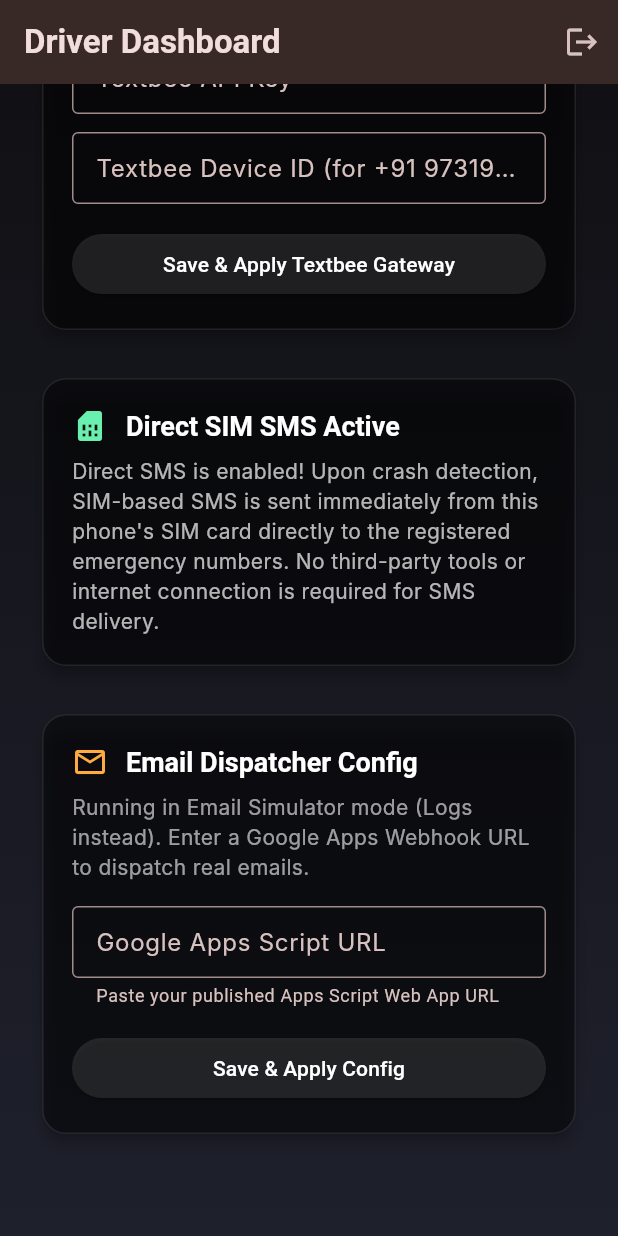
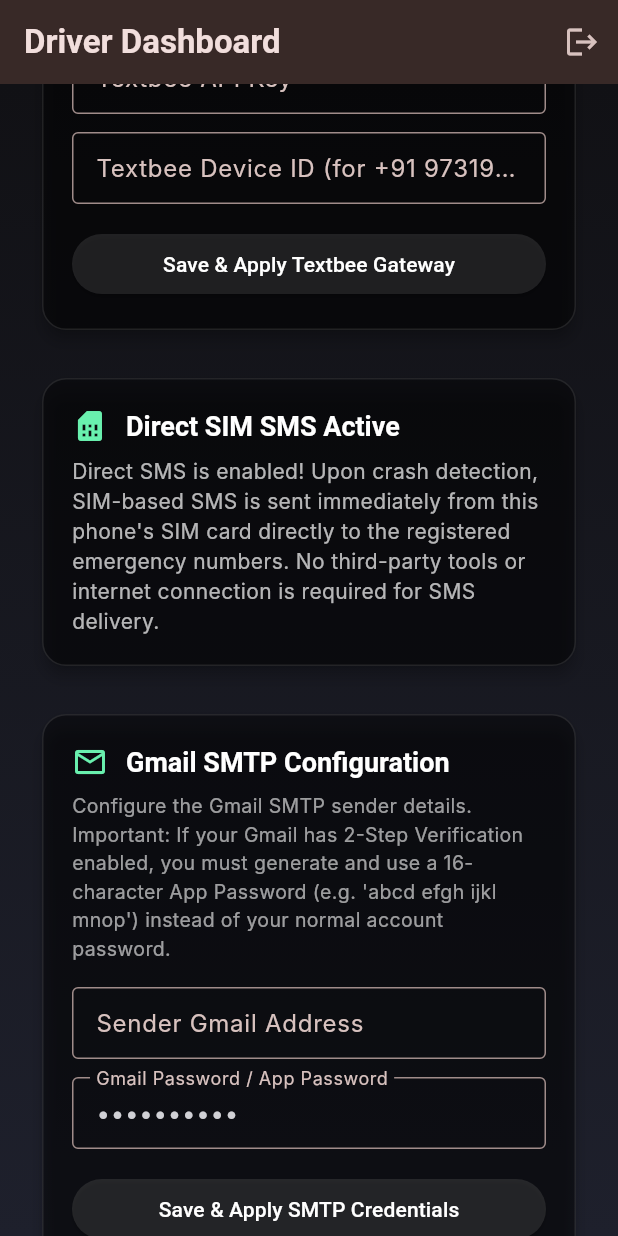
Before and after one commit to Prakyath1234/Accident-Guard, a Flutter app: the ControlPanel screen opened directly, scrolled down 500 dp, on a phone screen of 412 x 824 dp. Run offline on Flutter 3.47's test engine with Material 3 defaults, Android fonts, the phone set to English and light mode, and no system bars; our stand-ins replace cloud_firestore, firebase_auth, firebase_core, geolocator, sensors_plus, shared_preferences; missing offline and left inert: dart:js, flutter_ringtone_player, mailer, twilio_flutter; accounts and stored records are empty; Roboto replaces fonts that are missing (Inter, Outfit).

Commit message:
Make SMTP sender email and password/App Password fully configurable from Settings UI

```diff
--- a/lib/screens/control_panel.dart
+++ b/lib/screens/control_panel.dart
@@ -22,6 +22,8 @@ class _ControlPanelState extends State<ControlPanel> {
   final _emailUrlController = TextEditingController();
   final _textbeeApiKeyController = TextEditingController();
   final _textbeeDeviceIdController = TextEditingController();
+  final _smtpEmailController = TextEditingController();
+  final _smtpPasswordController = TextEditingController();
 
   bool _isTwilioConfigured = false;
   bool _isEmailConfigured = false;
@@ -40,16 +42,18 @@ class _ControlPanelState extends State<ControlPanel> {
     _emailUrlController.text = _dbService.getEmailDispatcherUrl() ?? '';
     _isEmailConfigured = _emailUrlController.text.trim().isNotEmpty;
     _updateTwilioConfig();
-    _loadTextbeeConfig();
+    _loadConfigs();
   }
 
-  void _loadTextbeeConfig() async {
+  void _loadConfigs() async {
     final prefs = await SharedPreferences.getInstance();
     setState(() {
       _textbeeApiKeyController.text = prefs.getString('textbee_api_key') ?? '';
       _textbeeDeviceIdController.text = prefs.getString('textbee_device_id') ?? '';
       _isTextbeeConfigured = _textbeeApiKeyController.text.trim().isNotEmpty &&
           _textbeeDeviceIdController.text.trim().isNotEmpty;
+      _smtpEmailController.text = prefs.getString('smtp_email') ?? 'accidentguard@gmail.com';
+      _smtpPasswordController.text = prefs.getString('smtp_password') ?? 'Shetty@123';
     });
   }
 
@@ -61,6 +65,8 @@ class _ControlPanelState extends State<ControlPanel> {
     _emailUrlController.dispose();
     _textbeeApiKeyController.dispose();
     _textbeeDeviceIdController.dispose();
+    _smtpEmailController.dispose();
+    _smtpPasswordController.dispose();
     super.dispose();
   }
 
@@ -77,13 +83,12 @@ class _ControlPanelState extends State<ControlPanel> {
     });
   }
 
-  void _updateEmailConfig() {
-    _dbService.saveEmailDispatcherUrl(_emailUrlController.text.trim());
-    setState(() {
-      _isEmailConfigured = _emailUrlController.text.trim().isNotEmpty;
-    });
+  void _updateSmtpConfig() async {
+    final prefs = await SharedPreferences.getInstance();
+    await prefs.setString('smtp_email', _smtpEmailController.text.trim());
+    await prefs.setString('smtp_password', _smtpPasswordController.text.trim());
     ScaffoldMessenger.of(context).showSnackBar(
-      const SnackBar(content: Text("Email Webhook URL applied!")),
+      const SnackBar(content: Text("SMTP Email Credentials applied successfully!")),
     );
   }
 
@@ -346,44 +351,52 @@ class _ControlPanelState extends State<ControlPanel> {
                       children: [
                         Row(
                           children: [
-                            Icon(
-                              _isEmailConfigured ? Icons.mark_email_read : Icons.mail_outline,
-                              color: _isEmailConfigured ? Colors.greenAccent : Colors.orangeAccent,
+                            const Icon(
+                              Icons.mail_outline,
+                              color: Colors.greenAccent,
                             ),
                             const SizedBox(width: 12),
                             Text(
-                              "Email Dispatcher Config",
+                              "Gmail SMTP Configuration",
                               style: theme.textTheme.titleLarge?.copyWith(fontSize: 18),
                             ),
                           ],
                         ),
                         const SizedBox(height: 8),
-                        Text(
-                          _isEmailConfigured
-                              ? "Gmail Fallback Alerts Active"
-                              : "Running in Email Simulator mode (Logs instead). Enter a Google Apps Webhook URL to dispatch real emails.",
-                          style: theme.textTheme.bodyMedium?.copyWith(
-                            color: _isEmailConfigured ? Colors.greenAccent.withOpacity(0.8) : Colors.white60,
+                        const Text(
+                          "Configure the Gmail SMTP sender details. Important: If your Gmail has 2-Step Verification enabled, you must generate and use a 16-character App Password (e.g. 'abcd efgh ijkl mnop') instead of your normal account password.",
+                          style: TextStyle(
+                            color: Colors.white60,
+                            fontSize: 13,
                           ),
                         ),
                         const SizedBox(height: 16),
                         TextField(
-                          controller: _emailUrlController,
+                          controller: _smtpEmailController,
                           decoration: const InputDecoration(
-                            labelText: "Google Apps Script URL",
-                            helperText: "Paste your published Apps Script Web App URL",
+                            labelText: "Sender Gmail Address",
+                            border: OutlineInputBorder(),
+                            isDense: true,
+                          ),
+                        ),
+                        const SizedBox(height: 12),
+                        TextField(
+                          controller: _smtpPasswordController,
+                          obscureText: true,
+                          decoration: const InputDecoration(
+                            labelText: "Gmail Password / App Password",
                             border: OutlineInputBorder(),
                             isDense: true,
                           ),
                         ),
                         const SizedBox(height: 16),
                         ElevatedButton(
-                          onPressed: _updateEmailConfig,
+                          onPressed: _updateSmtpConfig,
                           style: ElevatedButton.styleFrom(
                             backgroundColor: Colors.white10,
                             foregroundColor: Colors.white,
                           ),
-                          child: const Text("Save & Apply Config"),
+                          child: const Text("Save & Apply SMTP Credentials"),
                         ),
                       ],
                     ),
--- a/lib/services/alert_service.dart
+++ b/lib/services/alert_service.dart
@@ -218,8 +218,11 @@ class AlertService {
       print("AlertService: Cannot send SMTP Email. Invalid recipient: $recipientEmail");
       return false;
     }
-    final String username = 'accidentguard@gmail.com';
-    final String password = 'Shetty@123';
+
+    // Load credentials dynamically
+    final prefs = await SharedPreferences.getInstance();
+    final String username = prefs.getString('smtp_email') ?? 'accidentguard@gmail.com';
+    final String password = prefs.getString('smtp_password') ?? 'Shetty@123';
 
     final smtpServer = gmail(username, password);
 
@@ -232,10 +235,10 @@ class AlertService {
 
     try {
       final sendReport = await send(message, smtpServer);
-      print('AlertService: SMTP Email sent successfully to $recipientEmail: ${sendReport.toString()}');
+      print('AlertService: SMTP Email sent successfully to $recipientEmail via $username: ${sendReport.toString()}');
       return true;
     } catch (e) {
-      print('AlertService: SMTP Email sending failed to $recipientEmail: $e');
+      print('AlertService: SMTP Email sending failed to $recipientEmail via $username: $e');
     }
     return false;
   }
```
